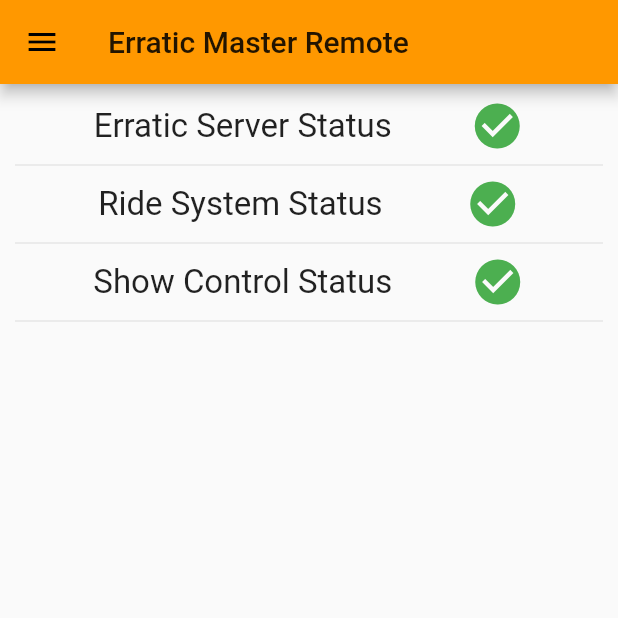
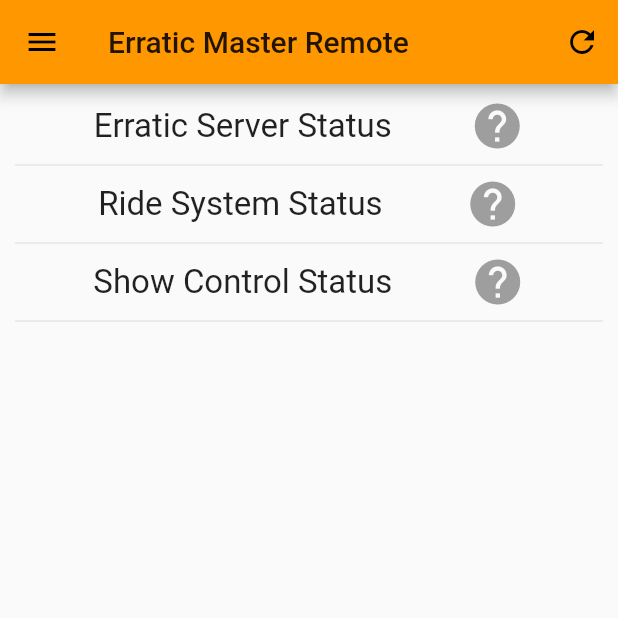
Before and after one commit to MacFurax/flutter_test_drawer, a Flutter app: the screen it shows after launch, on a phone screen of 412 x 824 dp, the top half of it. Run offline on Flutter 3.47's test engine with Material 2 defaults, Android fonts, the phone set to English and light mode, and no system bars; our stand-ins replace shared_preferences.

Commit message:
marche plus fait chier

```diff
--- a/lib/homePage.dart
+++ b/lib/homePage.dart
@@ -3,9 +3,46 @@ import 'package:test_drawer/drawer.dart';
 import 'package:test_drawer/model.dart';
 import 'package:test_drawer/remoteAPI.dart';
 
+class HomePage extends StatefulWidget {
+  @override
+  _HomePage createState() => new _HomePage();
+}
 
-class HomePage extends StatelessWidget{
+class _HomePage extends State<HomePage>{
 
+
+  Icon iconErraticMaster = new Icon( Icons.help, color: Colors.grey, size: 36.0);
+  Icon iconShowControl = new Icon( Icons.help, color: Colors.grey, size: 36.0);
+  Icon iconRideSystem = new Icon( Icons.help, color: Colors.grey, size: 36.0);
+
+  _HomePage(){
+    //_loadStatus();
+    print('_HomePage');
+  }
+
+  void _loadStatus() async
+  {
+    setState(() {
+      iconErraticMaster = new Icon( Icons.help, color: Colors.grey, size: 36.0);
+      iconShowControl = new Icon( Icons.help, color: Colors.grey, size: 36.0);
+      iconRideSystem = new Icon( Icons.help, color: Colors.grey, size: 36.0);
+    });
+
+    remoteApi.url = model.ip;
+    remoteApi.port = model.port;
+
+    ErraticMasterStatus status = await remoteApi.getStatus();
+
+    setState(() {
+      if( status.erraticMasterStatus)
+      {
+        iconErraticMaster = new Icon( Icons.check_circle, color: Colors.green, size: 36.0);
+      }else{
+        iconErraticMaster = new Icon( Icons.clear, color: Colors.red, size: 36.0);
+      }
+    });
+
+  }
 
   @override
   Widget build( BuildContext context)
@@ -14,6 +51,14 @@ class HomePage extends StatelessWidget{
      appBar: new AppBar(
         title: new Text('Erratic Master Remote'),
         //elevation: 0.0,
+        actions: <Widget>[
+          new IconButton(
+            icon: new Icon(Icons.refresh),
+            onPressed: (){
+              _loadStatus();
+            },
+          ),
+        ],
       ),
      drawer: new MyDrawer(),
      body: new Container(
@@ -26,7 +71,7 @@ class HomePage extends StatelessWidget{
               mainAxisAlignment: MainAxisAlignment.spaceEvenly,
               children: <Widget>[
                 new Text('Erratic Server Status', style: new TextStyle(fontSize: 22.0),),
-                new Icon( Icons.check_circle, color: Colors.green, size: 36.0,),
+                iconErraticMaster,
               ],
             ),
             new Divider(),
@@ -34,7 +79,7 @@ class HomePage extends StatelessWidget{
               mainAxisAlignment: MainAxisAlignment.spaceEvenly,
               children: <Widget>[
                 new Text('Ride System Status', style: new TextStyle(fontSize: 22.0),),
-                new Icon( Icons.check_circle, color: Colors.green, size: 36.0,),
+                iconRideSystem,
               ],
             ),
             new Divider(),
@@ -42,7 +87,7 @@ class HomePage extends StatelessWidget{
               mainAxisAlignment: MainAxisAlignment.spaceEvenly,
               children: <Widget>[
                 new Text('Show Control Status', style: new TextStyle(fontSize: 22.0),),
-                new Icon( Icons.check_circle, color: Colors.green, size: 36.0,),
+                iconShowControl,
               ],
             ),
             new Divider(),
--- a/lib/main.dart
+++ b/lib/main.dart
@@ -13,37 +13,33 @@ void main() => runApp(new MyApp());
 class MyApp extends StatelessWidget {
   // This widget is the root of your application.
 
-  final HomePage home = new HomePage();
-  final ShowControlPage showControl = new ShowControlPage();
-  final RideSystemPage rideSystem = new RideSystemPage();
-  final SettingsPage settingsPage = new SettingsPage();
-  final TapCuePage tapCuePage = new TapCuePage();
-
   MyApp()
   {
-    loadModel();
+
   }
 
   void loadModel() async
   {
     await model.load();
     print('IP is ' + model.ip);
+    print('Port is ' + model.port);
   }
 
   @override
   Widget build(BuildContext context) {
+    loadModel();
     return new MaterialApp(
       theme: new ThemeData(
         primarySwatch: Colors.orange,
         splashColor: Colors.orange[900],
         highlightColor: Colors.orange[200]),
-      home: home,
+      home: new HomePage(),
       routes: <String, WidgetBuilder>{
-        "/main":(BuildContext context)=> home,
-        "/showControl":(BuildContext context)  => showControl,
-        "/rideSystem":(BuildContext context)  => rideSystem,
-        "/settings":(BuildContext context) => settingsPage,
-        "/tapCue":(BuildContext context) => tapCuePage,
+        "/main":(BuildContext context)=> new HomePage(),
+        "/showControl":(BuildContext context)  => new ShowControlPage(),
+        "/rideSystem":(BuildContext context)  => new RideSystemPage(),
+        "/settings":(BuildContext context) => new SettingsPage(),
+        "/tapCue":(BuildContext context) => new TapCuePage(),
       }
     );
 
--- a/lib/remoteAPI.dart
+++ b/lib/remoteAPI.dart
@@ -6,16 +6,16 @@ import 'dart:io';
 
 final RemoteApi remoteApi = new RemoteApi._private();
 
-class Status{
+class ErraticMasterStatus{
   final bool erraticMasterStatus;
   final bool showControlStatus;
   final bool rideSystemStatus;
 
-  Status({this.erraticMasterStatus, this.rideSystemStatus, this.showControlStatus});
+  ErraticMasterStatus({this.erraticMasterStatus, this.rideSystemStatus, this.showControlStatus});
 
-  factory Status.fromJson( Map<String, dynamic> json )
+  factory ErraticMasterStatus.fromJson( Map<String, dynamic> json )
   {
-    return new Status(
+    return new ErraticMasterStatus(
       erraticMasterStatus: json['erraticMasterStatus'],
       showControlStatus: json['showControlStatus'],
       rideSystemStatus: json['rideSystemStatus'],
@@ -43,11 +43,11 @@ class Cue{
 class RemoteApi{
   HttpClient httpClient = HttpClient();
   String url = '127.0.0.1';
-  String port = '0';
+  String port = '6969';
 
   RemoteApi._private();
 
-  Future<String> getStatus() async {
+  Future<ErraticMasterStatus> getStatus() async {
 
     final uri = Uri.http(url+':'+port,"/status");
 
@@ -58,9 +58,10 @@ class RemoteApi{
       return null;
     }
 
-    final responseBody = httpResponse.transform(utf8.decoder).join();
+    final responseBody = await httpResponse.transform(utf8.decoder).join();
+    final parsed = json.decode(responseBody).cast<Map<String, dynamic>>();
 
-    return responseBody;
+    return ErraticMasterStatus.fromJson( parsed );
   }
 
   Future<bool> testService() async
--- a/lib/settingsPage.dart
+++ b/lib/settingsPage.dart
@@ -42,7 +42,6 @@ class _SettingsPage extends State<SettingsPage> {
   _SettingsPage(){
     content = new Text("Loading data...");
     _getData();
-
   }
 
   String _testConnectionStatus = 'Not yet Tested';
```
Also changed, not shown: lib/model.dart (+6 -1 lines).
